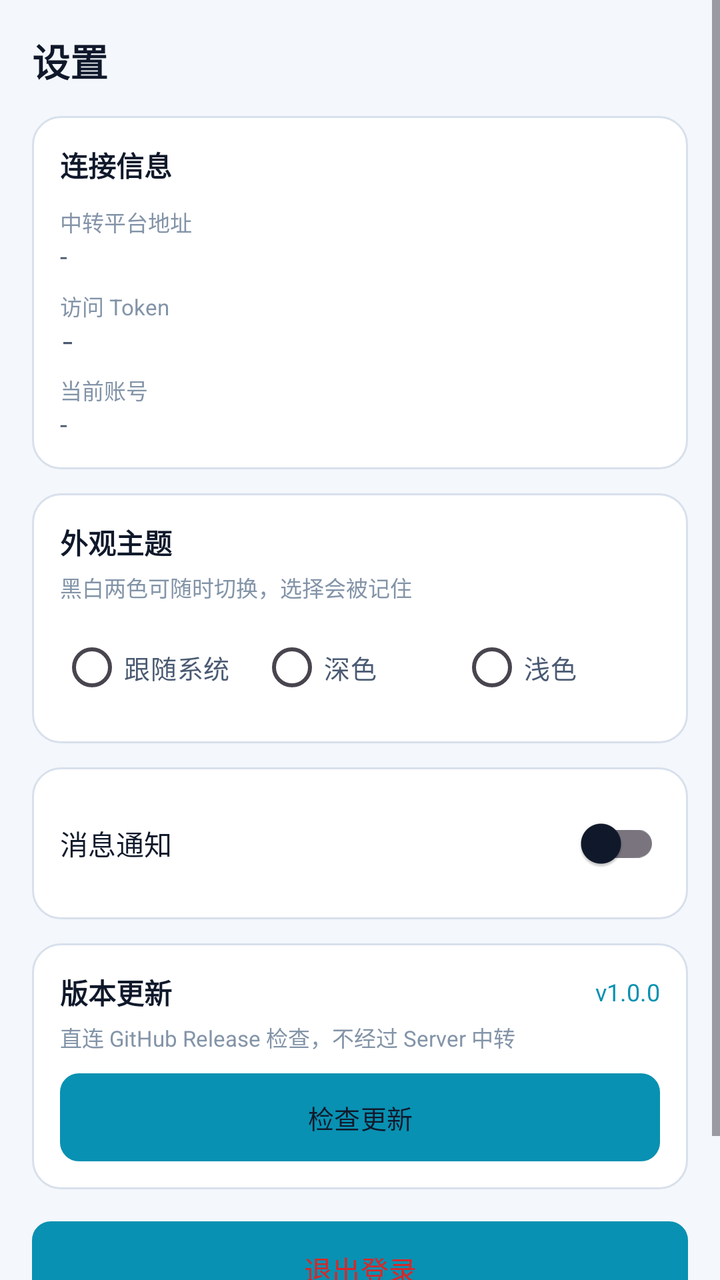
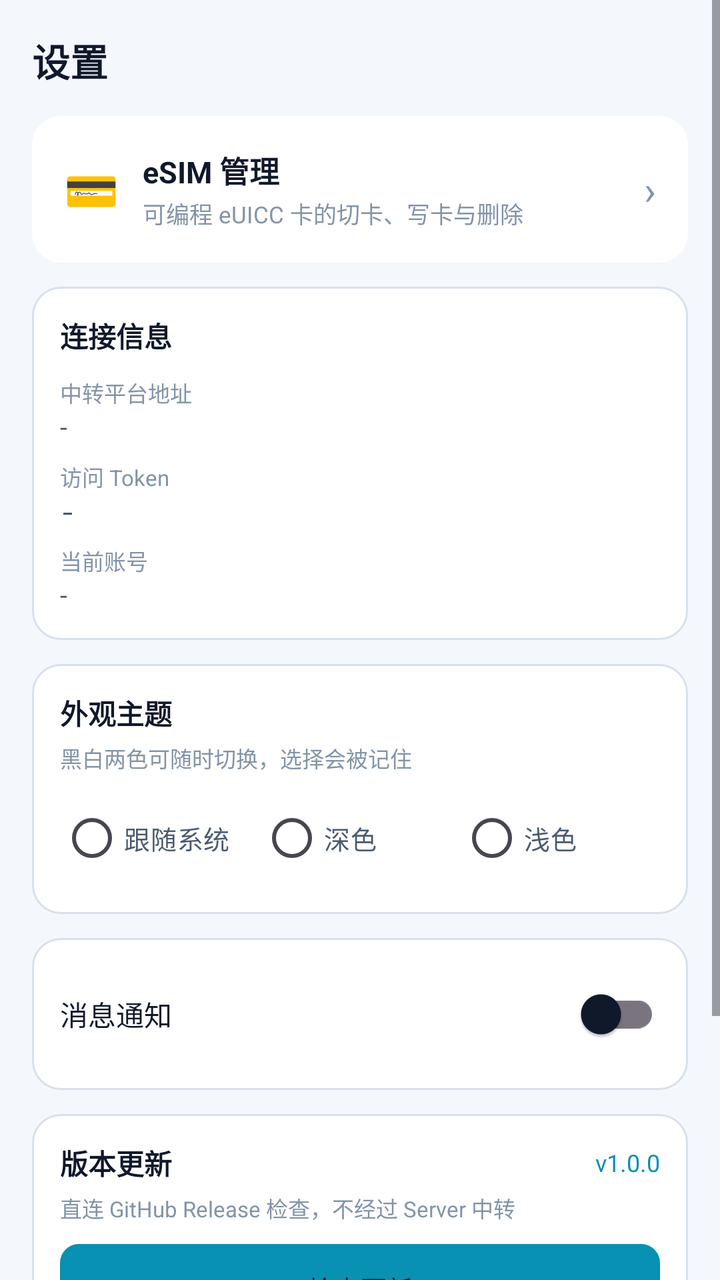

Before-and-after screenshots of an Android layout around one commit, followed by the original layout XML and the change that was made.
<!-- AndroidManifest.xml: application theme Theme.SMSATBOX -->
<!-- res/layout/fragment_settings.xml -->
<?xml version="1.0" encoding="utf-8"?>
<ScrollView xmlns:android="http://schemas.android.com/apk/res/android"
    android:layout_width="match_parent"
    android:layout_height="match_parent"
    android:fillViewport="true"
    android:background="@color/bg_0">

    <LinearLayout
        android:layout_width="match_parent"
        android:layout_height="wrap_content"
        android:orientation="vertical"
        android:padding="16dp">

        <TextView
            android:layout_width="wrap_content"
            android:layout_height="wrap_content"
            android:text="@string/settings_title"
            android:textSize="19sp"
            android:textStyle="bold"
            android:textColor="@color/text_0"
            android:layout_marginBottom="14dp" />

        
        <LinearLayout
            android:layout_width="match_parent"
            android:layout_height="wrap_content"
            android:orientation="vertical"
            android:background="@drawable/bg_card"
            android:padding="14dp">

            <TextView
                android:layout_width="wrap_content"
                android:layout_height="wrap_content"
                android:text="连接信息"
                android:textSize="14sp"
                android:textStyle="bold"
                android:textColor="@color/text_0" />

            <TextView style="@style/StatLabel" android:text="@string/settings_server"
                android:layout_marginTop="10dp" />
            <TextView
                android:id="@+id/serverValue"
                android:layout_width="match_parent"
                android:layout_height="wrap_content"
                android:textSize="13sp"
                android:textColor="@color/text_1"
                android:text="-" />

            <TextView style="@style/StatLabel" android:text="@string/settings_token"
                android:layout_marginTop="8dp" />
            <TextView
                android:id="@+id/tokenValue"
                android:layout_width="match_parent"
                android:layout_height="wrap_content"
                android:textSize="13sp"
                android:textColor="@color/text_1"
                android:fontFamily="monospace"
                android:text="-" />

            <TextView style="@style/StatLabel" android:text="当前账号"
                android:layout_marginTop="8dp" />
            <TextView
                android:id="@+id/userValue"
                android:layout_width="match_parent"
                android:layout_height="wrap_content"
                android:textSize="13sp"
                android:textColor="@color/text_1"
                android:text="-" />
        </LinearLayout>

        
        <LinearLayout
            android:layout_width="match_parent"
            android:layout_height="wrap_content"
            android:orientation="vertical"
            android:background="@drawable/bg_card"
            android:padding="14dp"
            android:layout_marginTop="12dp">

            <TextView
                android:layout_width="wrap_content"
                android:layout_height="wrap_content"
                android:text="@string/settings_theme"
                android:textSize="14sp"
                android:textStyle="bold"
                android:textColor="@color/text_0" />

            <TextView
                android:layout_width="match_parent"
                android:layout_height="wrap_content"
                android:text="黑白两色可随时切换，选择会被记住"
                android:textSize="11sp"
                android:textColor="@color/text_2"
                android:layout_marginTop="4dp"
                android:layout_marginBottom="8dp" />

            <RadioGroup
                android:id="@+id/themeGroup"
                android:layout_width="match_parent"
                android:layout_height="wrap_content"
                android:orientation="horizontal">

                <RadioButton
                    android:id="@+id/theme_system"
                    android:layout_width="0dp"
                    android:layout_height="wrap_content"
                    android:layout_weight="1"
                    android:text="@string/settings_theme_system"
                    android:textSize="13sp"
                    android:textColor="@color/text_1"
                    android:buttonTint="@color/brand" />

                <RadioButton
                    android:id="@+id/theme_dark"
                    android:layout_width="0dp"
                    android:layout_height="wrap_content"
                    android:layout_weight="1"
                    android:text="@string/settings_theme_dark"
                    android:textSize="13sp"
                    android:textColor="@color/text_1"
                    android:buttonTint="@color/brand" />

                <RadioButton
                    android:id="@+id/theme_light"
                    android:layout_width="0dp"
                    android:layout_height="wrap_content"
                    android:layout_weight="1"
                    android:text="@string/settings_theme_light"
                    android:textSize="13sp"
                    android:textColor="@color/text_1"
                    android:buttonTint="@color/brand" />
            </RadioGroup>
        </LinearLayout>

        
        <LinearLayout
            android:layout_width="match_parent"
            android:layout_height="wrap_content"
            android:orientation="horizontal"
            android:gravity="center_vertical"
            android:background="@drawable/bg_card"
            android:padding="14dp"
            android:layout_marginTop="12dp">

            <TextView
                android:layout_width="0dp"
                android:layout_height="wrap_content"
                android:layout_weight="1"
                android:text="@string/settings_notifications"
                android:textSize="14sp"
                android:textColor="@color/text_0" />

            <com.google.android.material.switchmaterial.SwitchMaterial
                android:id="@+id/notifySwitch"
                android:layout_width="wrap_content"
                android:layout_height="wrap_content" />
        </LinearLayout>

        
        <LinearLayout
            android:layout_width="match_parent"
            android:layout_height="wrap_content"
            android:orientation="vertical"
            android:background="@drawable/bg_card"
            android:padding="14dp"
            android:layout_marginTop="12dp">

            <LinearLayout
                android:layout_width="match_parent"
                android:layout_height="wrap_content"
                android:orientation="horizontal"
                android:gravity="center_vertical">

                <TextView
                    android:layout_width="0dp"
                    android:layout_height="wrap_content"
                    android:layout_weight="1"
                    android:text="版本更新"
                    android:textSize="14sp"
                    android:textStyle="bold"
                    android:textColor="@color/text_0" />

                <TextView
                    android:id="@+id/currentVersion"
                    android:layout_width="wrap_content"
                    android:layout_height="wrap_content"
                    android:textSize="12sp"
                    android:textColor="@color/brand"
                    android:text="v1.0.0" />
            </LinearLayout>

            <TextView
                android:layout_width="match_parent"
                android:layout_height="wrap_content"
                android:text="直连 GitHub Release 检查，不经过 Server 中转"
                android:textSize="11sp"
                android:textColor="@color/text_2"
                android:layout_marginTop="4dp" />

            <Button
                android:id="@+id/updateButton"
                android:layout_width="match_parent"
                android:layout_height="44dp"
                android:layout_marginTop="10dp"
                android:text="@string/settings_check_update"
                android:textSize="13sp"
                android:textColor="@color/text_0"
                android:background="@drawable/bg_input"
                 />
        </LinearLayout>

        
        <Button
            android:id="@+id/logoutButton"
            android:layout_width="match_parent"
            android:layout_height="48dp"
            android:layout_marginTop="16dp"
            android:text="@string/settings_logout"
            android:textSize="14sp"
            android:textColor="@color/danger"
            android:background="@drawable/bg_input"
             />

        <TextView
            android:layout_width="match_parent"
            android:layout_height="wrap_content"
            android:text="@string/app_subtitle"
            android:textSize="11sp"
            android:textColor="@color/text_2"
            android:gravity="center"
            android:layout_marginTop="20dp"
            android:layout_marginBottom="10dp" />

    </LinearLayout>
</ScrollView>
<!-- resources referenced by this layout -->
<resources>
  <color name="bg_0">#F4F7FB</color>
  <color name="brand">#0891B2</color>
  <color name="danger">#DC2626</color>
  <color name="text_0">#10192B</color>
  <color name="text_1">#4A5A72</color>
  <color name="text_2">#8394A8</color>
  <!-- drawable bg_card (drawable) -->
  <?xml version="1.0" encoding="utf-8"?>
  <shape xmlns:android="http://schemas.android.com/apk/res/android"
      android:shape="rectangle">
      <solid android:color="@color/surface" />
      <stroke android:width="1dp" android:color="@color/line" />
      <corners android:radius="14dp" />
  </shape>
  <!-- drawable bg_input (drawable) -->
  <?xml version="1.0" encoding="utf-8"?>
  <shape xmlns:android="http://schemas.android.com/apk/res/android"
      android:shape="rectangle">
      <solid android:color="@color/surface_2" />
      <stroke android:width="1dp" android:color="@color/line" />
      <corners android:radius="9dp" />
  </shape>
  <string name="app_subtitle">短信 / 未接来电 多卡提醒盒子</string>
  <string name="settings_check_update">检查更新</string>
  <string name="settings_logout">退出登录</string>
  <string name="settings_notifications">消息通知</string>
  <string name="settings_server">中转平台地址</string>
  <string name="settings_theme">外观主题</string>
  <string name="settings_theme_dark">深色</string>
  <string name="settings_theme_light">浅色</string>
  <string name="settings_theme_system">跟随系统</string>
  <string name="settings_title">设置</string>
  <string name="settings_token">访问 Token</string>
  <style name="StatLabel">
          <item name="android:layout_width">wrap_content</item>
          <item name="android:layout_height">wrap_content</item>
          <item name="android:textSize">11sp</item>
          <item name="android:textColor">@color/text_2</item>
      </style>
  <style name="Theme.SMSATBOX" parent="Theme.Material3.DayNight.NoActionBar">
          <item name="colorPrimary">@color/brand</item>
          <item name="colorSecondary">@color/brand_2</item>
          <item name="android:colorBackground">@color/bg_0</item>
          <item name="colorSurface">@color/surface</item>
          <item name="colorOnSurface">@color/text_0</item>
          <item name="colorOnBackground">@color/text_0</item>
          <item name="android:statusBarColor">@color/bg_1</item>
          <item name="android:navigationBarColor">@color/bg_1</item>
          <item name="android:windowBackground">@color/bg_0</item>
      </style>
  <color name="surface">#FFFFFF</color>
  <color name="line">#D8E0EC</color>
  <color name="surface_2">#F4F7FB</color>
  <color name="brand_2">#4F46E5</color>
  <color name="bg_1">#FFFFFF</color>
</resources>

<!-- the commit's change to res/layout/fragment_settings.xml (unified diff, before → after) -->
@@ -19,6 +19,58 @@
             android:textStyle="bold"
             android:textColor="@color/text_0"
             android:layout_marginBottom="14dp" />
+
+        
+        <LinearLayout
+            android:id="@+id/esimEntryBtn"
+            android:layout_width="match_parent"
+            android:layout_height="wrap_content"
+            android:orientation="horizontal"
+            android:gravity="center_vertical"
+            android:background="@drawable/bg_card"
+            android:padding="16dp"
+            android:layout_marginBottom="12dp"
+            android:clickable="true"
+            android:focusable="true"
+            android:backgroundTint="@color/surface">
+
+            <TextView
+                android:layout_width="wrap_content"
+                android:layout_height="wrap_content"
+                android:text="💳"
+                android:textSize="22sp"
+                android:layout_marginEnd="12dp" />
+
+            <LinearLayout
+                android:layout_width="0dp"
+                android:layout_height="wrap_content"
+                android:layout_weight="1"
+                android:orientation="vertical">
+
+                <TextView
+                    android:layout_width="wrap_content"
+                    android:layout_height="wrap_content"
+                    android:text="eSIM 管理"
+                    android:textSize="15sp"
+                    android:textStyle="bold"
+                    android:textColor="@color/text_0" />
+
+                <TextView
+                    android:layout_width="wrap_content"
+                    android:layout_height="wrap_content"
+                    android:text="可编程 eUICC 卡的切卡、写卡与删除"
+                    android:textSize="11.5sp"
+                    android:textColor="@color/text_2"
+                    android:layout_marginTop="2dp" />
+            </LinearLayout>
+
+            <TextView
+                android:layout_width="wrap_content"
+                android:layout_height="wrap_content"
+                android:text="›"
+                android:textSize="20sp"
+                android:textColor="@color/text_2" />
+        </LinearLayout>
 
         
         <LinearLayout
